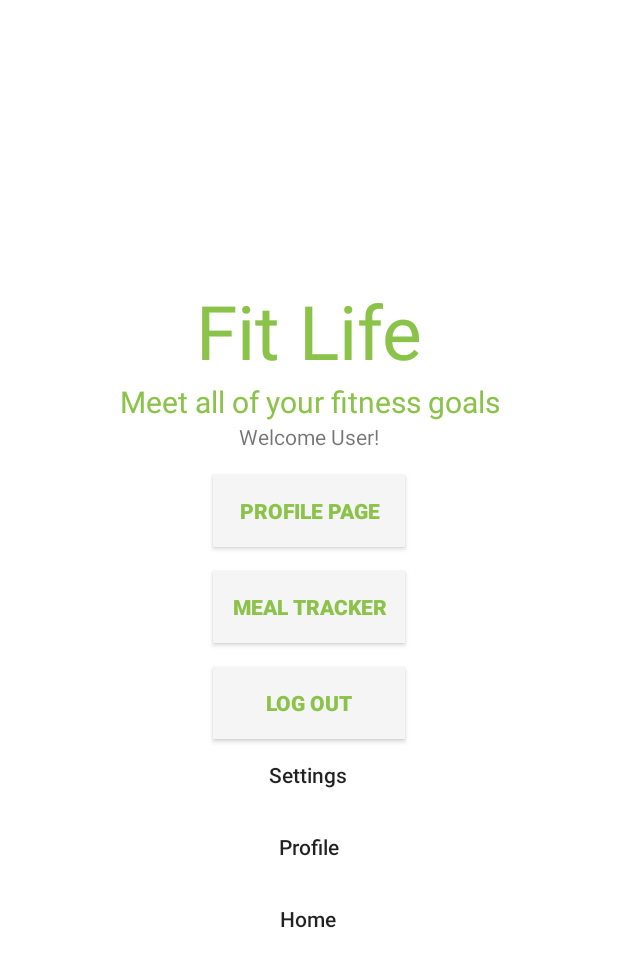
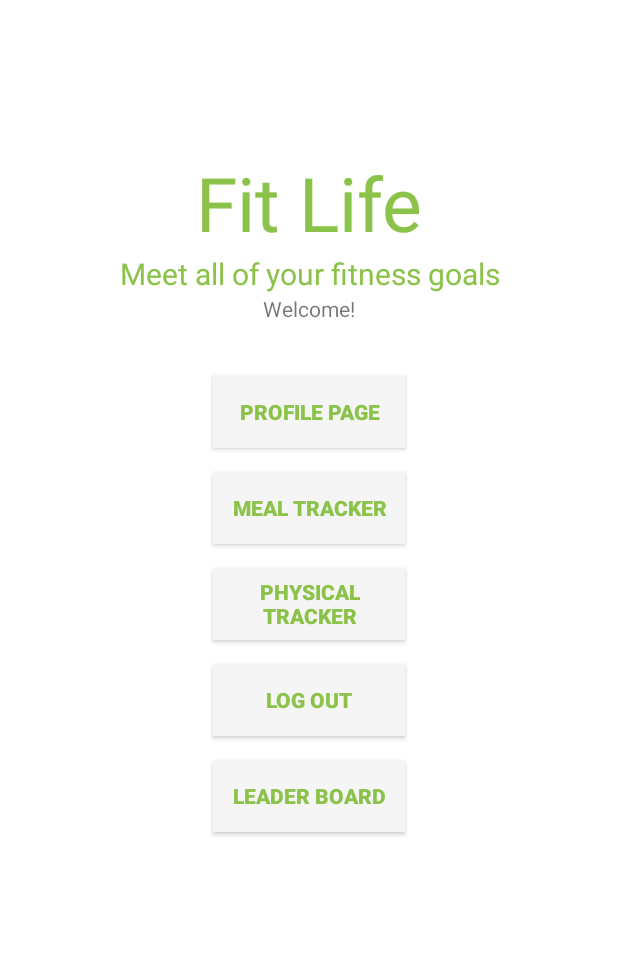
Before and after one commit to ETS-Android3/FitLife-Fitness-Tracker, an Android app: the MainActivity screen opened directly, with no data from a screen before it, on a phone screen of 412 x 824 dp. Shown: the top 967 px of the screen. Run offline under Robolectric (Android 15) with nearby library versions, the phone set to English and light mode, and no system bars; our stand-ins replace Firebase (no records; nobody signed in at launch, a user with empty details on screens opened directly).

Commit message:
added leaderboard java logic, leaderboard xml, and spinners

```diff
--- a/app/src/main/AndroidManifest.xml
+++ b/app/src/main/AndroidManifest.xml
@@ -11,6 +11,8 @@
         android:roundIcon="@mipmap/ic_launcher_round"
         android:supportsRtl="true"
         android:theme="@style/Theme.FitLife">
+        <activity android:name=".leaderBoard"
+            android:exported="false"/>
         <activity
             android:name=".MealWaterTracking"
             android:exported="false" />
--- a/app/src/main/java/com/example/fitlife/LoginActivity.java
+++ b/app/src/main/java/com/example/fitlife/LoginActivity.java
@@ -85,8 +85,7 @@ public class LoginActivity extends AppCompatActivity {
             }
         });
 
-        bSettings = findViewById(R.id.btnSettings);
-        bProfile = findViewById(R.id.btnProfile);
+
 
 
         //Authentication for User Login
--- a/app/src/main/java/com/example/fitlife/MainActivity.java
+++ b/app/src/main/java/com/example/fitlife/MainActivity.java
@@ -1,22 +1,51 @@
 package com.example.fitlife;
 
+import androidx.annotation.NonNull;
 import androidx.appcompat.app.AppCompatActivity;
 
 import android.content.Intent;
 import android.os.Bundle;
 import android.view.View;
 import android.widget.Button;
+import android.widget.TextView;
 
 import com.google.firebase.auth.FirebaseAuth;
+import com.google.firebase.auth.FirebaseUser;
+import com.google.firebase.database.DataSnapshot;
+import com.google.firebase.database.DatabaseError;
+import com.google.firebase.database.DatabaseReference;
+import com.google.firebase.database.FirebaseDatabase;
+import com.google.firebase.database.ValueEventListener;
 
 public class MainActivity extends AppCompatActivity {
 
-    Button profile, meal;
-
+    Button profile, meal, phys, leader;
+    TextView userName;
+    FirebaseAuth auth;
+    FirebaseUser user;
+    DatabaseReference reference;
     @Override
     protected void onCreate(Bundle savedInstanceState) {
         super.onCreate(savedInstanceState);
         setContentView(R.layout.activity_main);
+        userName = findViewById(R.id.userP);
+
+        auth = FirebaseAuth.getInstance();
+        user = auth.getCurrentUser();
+        String uid = user.getUid();
+        reference = FirebaseDatabase.getInstance().getReference().child("Users").child(uid);
+        reference.addValueEventListener(new ValueEventListener() {
+            @Override
+            public void onDataChange(@NonNull DataSnapshot snapshot) {
+                String First = snapshot.child("First Name").getValue(String.class);
+                userName.setText(First);
+            }
+
+            @Override
+            public void onCancelled(@NonNull DatabaseError error) {
+
+            }
+        });
 
         profile = findViewById(R.id.profile);
         profile.setOnClickListener(new View.OnClickListener() {
@@ -36,6 +65,24 @@ public class MainActivity extends AppCompatActivity {
             }
         });
 
+     //   phys = findViewById(R.id.physicals);
+      //  phys.setOnClickListener(new View.OnClickListener() {
+        //    @Override
+          //  public void onClick(View view) {
+            //    startActivity(new Intent(getApplicationContext(),PhysicalActivity.class));
+              //  finish();
+            //}
+       // });
+
+        leader = findViewById(R.id.btnleader);
+        leader.setOnClickListener(new View.OnClickListener() {
+            @Override
+            public void onClick(View view) {
+                startActivity(new Intent(getApplicationContext(),leaderBoard.class));
+                finish();
+            }
+        });
+
     }
     public void logout(View view){
         FirebaseAuth.getInstance().signOut();//Log out of User
@@ -43,6 +90,4 @@ public class MainActivity extends AppCompatActivity {
         finish();
 
     }
-
-
 }
--- a/app/src/main/res/layout/activity_main.xml
+++ b/app/src/main/res/layout/activity_main.xml
@@ -16,7 +16,7 @@
         android:text="Fit Life"
         android:textColor="#8BC34A"
         android:textSize="50sp"
-      android:layout_marginTop="00dp"
+        android:layout_marginTop="00dp"
         />
     <TextView
         android:layout_width="match_parent"
@@ -31,8 +31,14 @@
     <TextView
         android:layout_width="wrap_content"
         android:layout_height="wrap_content"
-        android:text="Welcome User!"
-    />
+        android:text="Welcome!"
+        />
+    <TextView
+        android:layout_width="wrap_content"
+        android:layout_height="wrap_content"
+        android:text="User"
+        android:id="@+id/userP"
+        />
     <Button
         android:layout_width="128dp"
         android:layout_height="wrap_content"
@@ -53,6 +59,16 @@
         android:textStyle="bold"
         android:text="Meal Tracker"/>
     <Button
+        android:layout_width="128dp"
+        android:layout_height="wrap_content"
+        android:layout_marginTop="16dp"
+        android:background="@drawable/sign_in_button"
+        android:textColor="#8BC34A"
+        android:textStyle="bold"
+        android:text="Physical Tracker"
+        android:id="@+id/physicals"/>
+
+    <Button
         android:id="@+id/btnLogOut"
         android:layout_width="128dp"
         android:layout_height="wrap_content"
@@ -65,37 +81,23 @@
         />
 
     <Button
-        android:id="@+id/btnSettings"
-        android:layout_width="55dp"
+        android:id="@+id/btnleader"
+        android:layout_width="128dp"
         android:layout_height="wrap_content"
-        android:background="?attr/selectableItemBackgroundBorderless"
-        android:elevation="0dp"
-        android:text="Settings"
-        android:textAllCaps="false"
-        android:layout_margin="00dp"
-        />
+        android:layout_marginTop="16dp"
+        android:background="@drawable/sign_in_button"
+        android:textColor="#8BC34A"
+        android:textStyle="bold"
+        android:text="leader board"/>
 
-    <Button
-        android:id="@+id/btnProfile"
-        android:layout_width="55dp"
-        android:layout_height="wrap_content"
-        android:background="?attr/selectableItemBackgroundBorderless"
-        android:elevation="0dp"
-        android:text="Profile"
-        android:textAllCaps="false"
-        android:layout_margin="00dp"
-        />
 
-    <Button
-        android:id="@+id/btnHome"
-        android:layout_width="55dp"
-        android:layout_height="wrap_content"
-        android:layout_marginBottom="00dp"
-        android:background="?attr/selectableItemBackgroundBorderless"
-        android:elevation="0dp"
-        android:text="Home"
-        android:textAllCaps="false"
-        android:layout_margin="00dp"
-        />
+
+    <RelativeLayout
+        android:layout_width="match_parent"
+        android:layout_height="307dp"
+        android:layout_marginBottom="-140dp"
+        >
+        // FILL BUTTON DATA HERE FOR RELATIVE LAYOUT DRAG AND DROP
+    </RelativeLayout>
 
 </LinearLayout>
```
